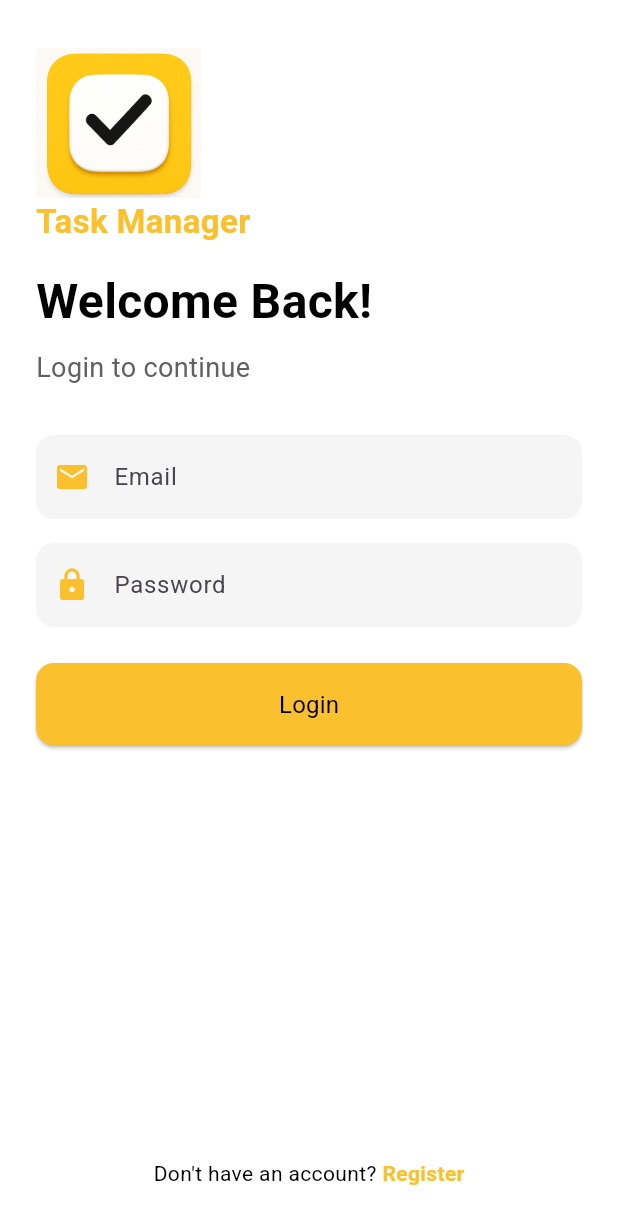
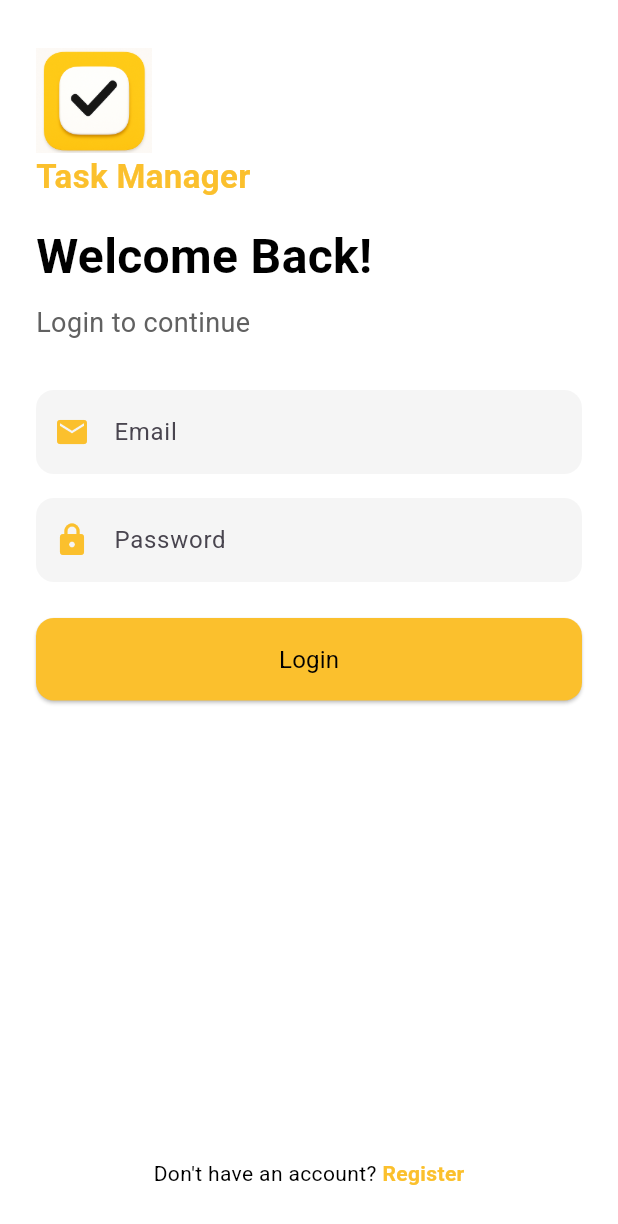
Before and after one commit to parthamallick49/task_manager_app, a Flutter app: the screen it shows after launch, on a phone screen of 412 x 824 dp. Shown: the top 1224 px of the screen. Run offline on Flutter 3.47's test engine with Material 3 defaults, Android fonts, the phone set to English and light mode, and no system bars; our stand-ins replace lottie, shared_preferences.

Commit message:
backend live and frontend routing issue solved

```diff
--- a/frontend/task_manager_app/lib/auth/login_screen.dart
+++ b/frontend/task_manager_app/lib/auth/login_screen.dart
@@ -26,10 +26,7 @@ class _LoginScreenState extends State<LoginScreen> {
     setState(() => _isLoading = false);
 
     if (success && mounted) {
-      Navigator.pushReplacement(
-        context,
-        MaterialPageRoute(builder: (_) => HomeScreen()),
-      );
+      Navigator.pushNamedAndRemoveUntil(context, '/', (route) => false);
     } else if(mounted) {
       ScaffoldMessenger.of(context).showSnackBar(
         SnackBar(content: Text('Login failed')),
@@ -51,7 +48,7 @@ class _LoginScreenState extends State<LoginScreen> {
             children: [
               Image.asset(
                 'assets/app_logo.png',
-                height: 100,
+                height: 70,
               ),
               Text(
                 'Task Manager',
--- a/frontend/task_manager_app/lib/main.dart
+++ b/frontend/task_manager_app/lib/main.dart
@@ -49,13 +49,36 @@ class MyApp extends StatelessWidget {
             titleLarge: TextStyle(color: Colors.black),
           ),
         ),
-        initialRoute: token == null ? '/login' : '/',  // Redirect to login screen if no token
+        /*initialRoute: token == null ? '/login' : '/',  // Redirect to login screen if no token
         routes: {
           '/': (context) => HomeScreen(),
           '/add-task': (context) => AddTaskScreen(),
-          '/login': (context) => LoginScreen(), // Route for login
+          '/login': (context) => LoginScreen(), // Route for login*/
+        home: AuthGate(),
+        routes: {
+          '/login': (_) => LoginScreen(),
+          //'/': (_) => HomeScreen(),
+          '/add-task': (_) => AddTaskScreen(),
         },
       ),
     );
   }
 }
+
+class AuthGate extends StatelessWidget {
+  @override
+  Widget build(BuildContext context) {
+    final authProvider = Provider.of<AuthProvider>(context);
+
+    if (authProvider.isLoading) {
+      // While checking token/loading
+      return Scaffold(body: Center(child: CircularProgressIndicator()));
+    }
+
+    if (authProvider.isAuthenticated) {
+      return HomeScreen();
+    } else {
+      return LoginScreen();
+    }
+  }
+}
--- a/frontend/task_manager_app/lib/providers/auth_provider.dart
+++ b/frontend/task_manager_app/lib/providers/auth_provider.dart
@@ -5,9 +5,11 @@ class AuthProvider with ChangeNotifier {
   final AuthService _authService = AuthService();
   bool _isAuthenticated = false;
   String? _token;
+  bool _isLoading = true;
 
   bool get isAuthenticated => _isAuthenticated;
   String? get token => _token;
+  bool get isLoading => _isLoading;
 
   Future<bool> login(String email, String password) async {
     final token = await _authService.login(email, password);
@@ -29,12 +31,15 @@ class AuthProvider with ChangeNotifier {
 
   Future<void> checkAuthStatus() async {
     // Check if the token exists and is valid, otherwise logout.
+    _isLoading = true;        // start loading
+    notifyListeners();
     _token = await _authService.getToken();
     if (_token != null) {
       _isAuthenticated = true;
     } else {
       _isAuthenticated = false;
     }
+    _isLoading = false;       // done loading
     notifyListeners();
   }
 }
--- a/frontend/task_manager_app/lib/services/auth_service.dart
+++ b/frontend/task_manager_app/lib/services/auth_service.dart
@@ -3,7 +3,8 @@ import 'package:http/http.dart' as http;
 import 'package:task_manager_app/utils/shared_prefs.dart';
 
 class AuthService {
-  static const baseUrl = 'http://10.0.2.2:5000/api/users';
+  //static const baseUrl = 'http://10.0.2.2:5000/api/users';
+  static const baseUrl = 'https://task-manager-backend-4g65.onrender.com/api/users';
 
   Future<String?> login(String email, String password) async {
     print('[DEBUG] Attempting to login with email: $email');
--- a/frontend/task_manager_app/lib/services/task_service.dart
+++ b/frontend/task_manager_app/lib/services/task_service.dart
@@ -4,10 +4,11 @@ import 'package:task_manager_app/models/task.dart'; // Import the Task model
 import '../utils/shared_prefs.dart';
 
 class TaskService {
-  static const String baseUrl =
-      'http://10.0.2.2:5000/api/tasks'; // Change to your API URL
-  static const String authUrl =
-      'http://10.0.2.2:5000/api/auth'; // URL for authentication
+  //static const String baseUrl = 'http://10.0.2.2:5000/api/tasks'; // Change to your API URL
+  //static const String authUrl = 'http://10.0.2.2:5000/api/auth'; // URL for authentication
+
+  static const String baseUrl = 'https://task-manager-backend-4g65.onrender.com/api/tasks';
+  static const String authUrl = 'https://task-manager-backend-4g65.onrender.com/api/auth';
 
   // Get tasks
   Future<List<Task>> getTasks() async {
--- a/frontend/task_manager_app/lib/widgets/custom_drawer.dart
+++ b/frontend/task_manager_app/lib/widgets/custom_drawer.dart
@@ -36,7 +36,7 @@ class CustomDrawer extends StatelessWidget {
               //await prefs.remove('auth_token');
               await prefs.clear();
               userProvider.clearUser();
-              Navigator.pushReplacementNamed(context, '/login');
+              Navigator.pushNamedAndRemoveUntil(context, '/login', (route) => false);
             },
           ),
         ],
```
Also changed, not shown: 2 other files.
